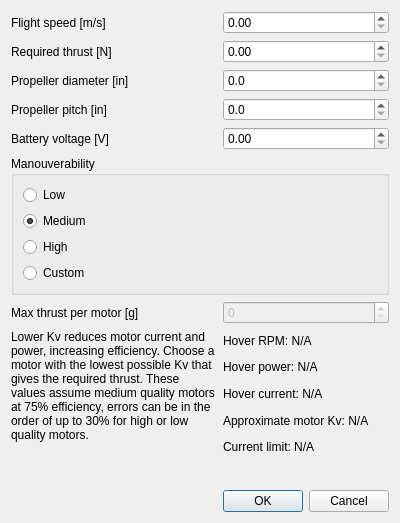
cadowd/proppy, file UI/dialog_kv_chooser_fixed_wing.ui: the form before one commit.
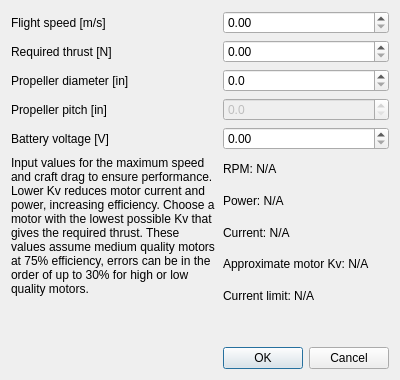
The form after the commit.

Commit message:
Added fixed wing Kv selection tool
Blargh

What changed in the file:
```diff
--- a/UI/dialog_kv_chooser_fixed_wing.ui
+++ b/UI/dialog_kv_chooser_fixed_wing.ui
@@ -7,7 +7,7 @@
     <x>0</x>
     <y>0</y>
     <width>400</width>
-    <height>523</height>
+    <height>380</height>
    </rect>
   </property>
   <property name="windowTitle">
@@ -24,7 +24,7 @@
    <item row="0" column="1" colspan="2">
     <widget class="QDoubleSpinBox" name="doubleSpinBox_vel"/>
    </item>
-   <item row="14" column="1" colspan="2">
+   <item row="11" column="1" colspan="2">
     <widget class="QDialogButtonBox" name="buttonBox">
      <property name="orientation">
       <enum>Qt::Horizontal</enum>
@@ -34,24 +34,24 @@
      </property>
     </widget>
    </item>
-   <item row="8" column="1" colspan="2">
+   <item row="5" column="1" colspan="2">
     <widget class="QLabel" name="label_RPM">
      <property name="text">
-      <string>Hover RPM: N/A</string>
+      <string>RPM: N/A</string>
      </property>
     </widget>
    </item>
-   <item row="12" column="1" colspan="2">
+   <item row="9" column="1" colspan="2">
     <widget class="QLabel" name="label_Imax">
      <property name="text">
       <string>Current limit: N/A</string>
      </property>
     </widget>
    </item>
-   <item row="9" column="1" colspan="2">
-    <widget class="QLabel" name="label_P_hover">
+   <item row="6" column="1" colspan="2">
+    <widget class="QLabel" name="label_P">
      <property name="text">
-      <string>Hover power: N/A</string>
+      <string>Power: N/A</string>
      </property>
     </widget>
    </item>
@@ -72,7 +72,7 @@
      </property>
     </widget>
    </item>
-   <item row="11" column="1">
+   <item row="8" column="1">
     <widget class="QLabel" name="label_Kv">
      <property name="text">
       <string>Approximate motor Kv: N/A</string>
@@ -86,68 +86,11 @@
      </property>
     </widget>
    </item>
-   <item row="7" column="1" colspan="2">
-    <widget class="QDoubleSpinBox" name="doubleSpinBox_Th_max">
-     <property name="enabled">
-      <bool>false</bool>
-     </property>
-     <property name="decimals">
-      <number>0</number>
-     </property>
-     <property name="maximum">
-      <double>10000.000000000000000</double>
-     </property>
-    </widget>
-   </item>
-   <item row="7" column="0">
-    <widget class="QLabel" name="label_6">
-     <property name="text">
-      <string>Max thrust per motor [g]</string>
-     </property>
-    </widget>
-   </item>
-   <item row="5" column="0" rowspan="2" colspan="3">
-    <widget class="QGroupBox" name="groupBox">
-     <property name="title">
-      <string>Manouverability</string>
-     </property>
-     <layout class="QVBoxLayout" name="verticalLayout">
-      <item>
-       <widget class="QRadioButton" name="radioButton_manouv_low">
-        <property name="text">
-         <string>Low</string>
-        </property>
-       </widget>
-      </item>
-      <item>
-       <widget class="QRadioButton" name="radioButton_manouv_med">
-        <property name="text">
-         <string>Medium</string>
-        </property>
-        <property name="checked">
-         <bool>true</bool>
-        </property>
-       </widget>
-      </item>
-      <item>
-       <widget class="QRadioButton" name="radioButton_manouv_high">
-        <property name="text">
-         <string>High</string>
-        </property>
-       </widget>
-      </item>
-      <item>
-       <widget class="QRadioButton" name="radioButton_manouv_custom">
-        <property name="text">
-         <string>Custom</string>
-        </property>
-       </widget>
-      </item>
-     </layout>
-    </widget>
-   </item>
    <item row="3" column="1" colspan="2">
     <widget class="QDoubleSpinBox" name="doubleSpinBox_propP">
+     <property name="enabled">
+      <bool>false</bool>
+     </property>
      <property name="decimals">
       <number>1</number>
      </property>
@@ -163,17 +106,17 @@
      </property>
     </widget>
    </item>
-   <item row="10" column="1">
-    <widget class="QLabel" name="label_I_hover">
+   <item row="7" column="1">
+    <widget class="QLabel" name="label_I">
      <property name="text">
-      <string>Hover current: N/A</string>
+      <string>Current: N/A</string>
      </property>
     </widget>
    </item>
-   <item row="8" column="0" rowspan="7">
+   <item row="5" column="0" rowspan="7">
     <widget class="QLabel" name="label_4">
      <property name="text">
-      <string>Lower Kv reduces motor current and power, increasing efficiency. Choose a motor with the lowest possible Kv that gives the required thrust. These values assume medium quality motors at 75% efficiency, errors can be in the order of up to 30% for high or low quality motors.</string>
+      <string>Input values for the maximum speed and craft drag to ensure performance. Lower Kv reduces motor current and power, increasing efficiency. Choose a motor with the lowest possible Kv that gives the required thrust. These values assume medium quality motors at 75% efficiency, errors can be in the order of up to 30% for high or low quality motors.</string>
      </property>
      <property name="alignment">
       <set>Qt::AlignLeading|Qt::AlignLeft|Qt::AlignTop</set>
```
Left out of the diff: 5 changed lines with no effect on the pictures. The commit also changes 7 other files.
